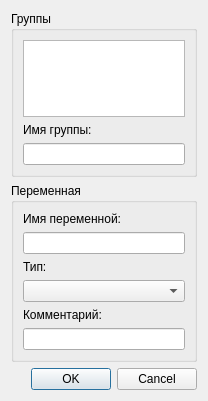
Above: Dialogs/dialogaddvar.ui from atikbif/LDEditor before the change. Below: the same form after it.
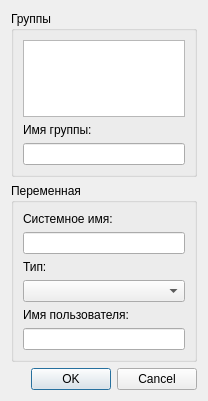
That is the form after the change.

```diff
--- a/Dialogs/dialogaddvar.ui
+++ b/Dialogs/dialogaddvar.ui
@@ -45,7 +45,7 @@
       <item>
        <widget class="QLabel" name="label">
         <property name="text">
-         <string>Имя переменной:</string>
+         <string>Системное имя:</string>
         </property>
        </widget>
       </item>
@@ -65,7 +65,7 @@
       <item>
        <widget class="QLabel" name="label_3">
         <property name="text">
-         <string>Комментарий:</string>
+         <string>Имя пользователя:</string>
         </property>
        </widget>
       </item>
```
